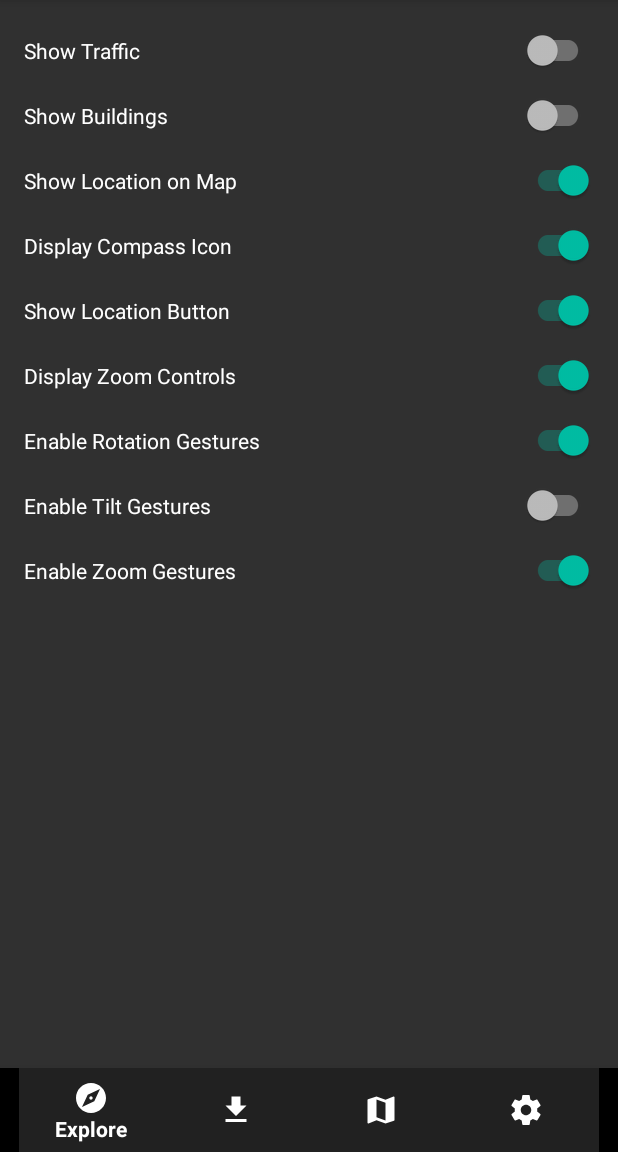
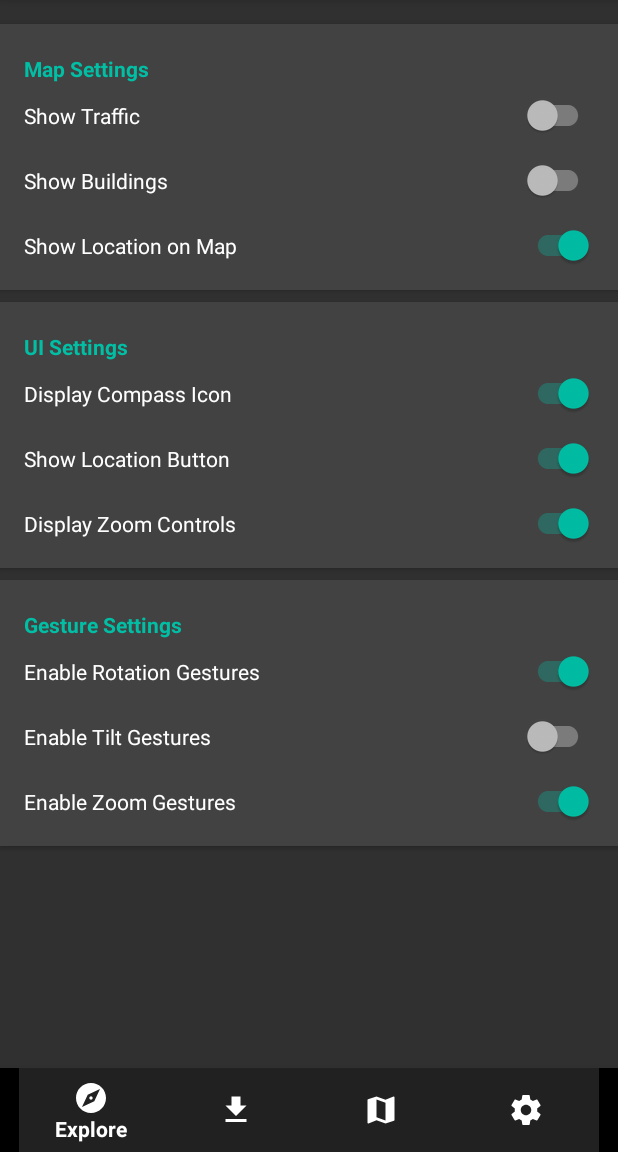
Before and after one commit to TheAndroidMaster/TrailMapper, an Android app: the screen it shows after launch (MainActivity), item 4 of the bottom bar chosen, on a phone screen of 412 x 824 dp, the part 84-1236 px from its top. Run offline under Robolectric (Android 15) with nearby library versions, the phone set to English and light mode, and no system bars; our stand-ins replace ButterKnife, data binding.

Commit message:
redesigned settings menu

```diff
--- a/app/src/main/res/layout/fragment_settings.xml
+++ b/app/src/main/res/layout/fragment_settings.xml
@@ -1,5 +1,6 @@
 <?xml version="1.0" encoding="utf-8"?>
-<layout xmlns:android="http://schemas.android.com/apk/res/android">
+<layout xmlns:android="http://schemas.android.com/apk/res/android"
+    xmlns:app="http://schemas.android.com/apk/res-auto">
 
     <data>
 
@@ -18,87 +19,174 @@
         android:layout_height="match_parent"
         android:clipToPadding="false"
         android:paddingBottom="12dp"
-        android:paddingLeft="4dp"
-        android:paddingRight="4dp"
         android:paddingTop="12dp">
 
         <LinearLayout
-            android:id="@+id/layout"
             android:layout_width="match_parent"
             android:layout_height="wrap_content"
             android:orientation="vertical">
 
-            <android.support.v7.widget.SwitchCompat
+            <android.support.v7.widget.CardView
                 android:layout_width="match_parent"
                 android:layout_height="wrap_content"
-                android:text="@string/setting_traffic"
-                android:checked="@{trailMapper.isTrafficEnabled()}"
-                android:onClick="@{(view) -> trailMapper.setTrafficEnabled(TrailMapper.castToSwitch(view).isChecked())}"
-                android:padding="12dp" />
+                android:layout_marginBottom="4dp"
+                android:layout_marginTop="4dp"
+                app:cardCornerRadius="0dp">
+
+                <LinearLayout
+                    android:layout_width="match_parent"
+                    android:layout_height="wrap_content"
+                    android:orientation="vertical"
+                    android:paddingBottom="8dp"
+                    android:paddingLeft="4dp"
+                    android:paddingRight="4dp"
+                    android:paddingTop="8dp">
+
+                    <TextView
+                        android:layout_width="wrap_content"
+                        android:layout_height="wrap_content"
+                        android:paddingLeft="12dp"
+                        android:paddingRight="12dp"
+                        android:paddingTop="12dp"
+                        android:text="@string/title_map_settings"
+                        android:textColor="@color/colorAccent"
+                        android:textStyle="bold" />
 
                     <android.support.v7.widget.SwitchCompat
                         android:layout_width="match_parent"
                         android:layout_height="wrap_content"
-                android:text="@string/setting_buildings"
-                android:checked="@{trailMapper.isBuildingsEnabled()}"
-                android:onClick="@{(view) -> trailMapper.setBuildingsEnabled(TrailMapper.castToSwitch(view).isChecked())}"
-                android:padding="12dp" />
+                        android:checked="@{trailMapper.isTrafficEnabled()}"
+                        android:onClick="@{(view) -> trailMapper.setTrafficEnabled(TrailMapper.castToSwitch(view).isChecked())}"
+                        android:padding="12dp"
+                        android:text="@string/setting_traffic" />
 
                     <android.support.v7.widget.SwitchCompat
                         android:layout_width="match_parent"
                         android:layout_height="wrap_content"
-                android:text="@string/setting_location"
-                android:checked="@{trailMapper.isLocationEnabled()}"
-                android:onClick="@{(view) -> trailMapper.setLocationEnabled(TrailMapper.castToSwitch(view).isChecked())}"
-                android:padding="12dp" />
+                        android:checked="@{trailMapper.isBuildingsEnabled()}"
+                        android:onClick="@{(view) -> trailMapper.setBuildingsEnabled(TrailMapper.castToSwitch(view).isChecked())}"
+                        android:padding="12dp"
+                        android:text="@string/setting_buildings" />
 
                     <android.support.v7.widget.SwitchCompat
                         android:layout_width="match_parent"
                         android:layout_height="wrap_content"
-                android:text="@string/setting_compass"
-                android:checked="@{trailMapper.isCompassEnabled()}"
-                android:onClick="@{(view) -> trailMapper.setCompassEnabled(TrailMapper.castToSwitch(view).isChecked())}"
-                android:padding="12dp" />
+                        android:checked="@{trailMapper.isLocationEnabled()}"
+                        android:onClick="@{(view) -> trailMapper.setLocationEnabled(TrailMapper.castToSwitch(view).isChecked())}"
+                        android:padding="12dp"
+                        android:text="@string/setting_location" />
+
+                </LinearLayout>
+
+            </android.support.v7.widget.CardView>
+
+            <android.support.v7.widget.CardView
+                android:layout_width="match_parent"
+                android:layout_height="wrap_content"
+                android:layout_marginBottom="4dp"
+                android:layout_marginTop="4dp"
+                app:cardCornerRadius="0dp">
+
+                <LinearLayout
+                    android:layout_width="match_parent"
+                    android:layout_height="wrap_content"
+                    android:orientation="vertical"
+                    android:paddingBottom="8dp"
+                    android:paddingLeft="4dp"
+                    android:paddingRight="4dp"
+                    android:paddingTop="8dp">
+
+                    <TextView
+                        android:layout_width="wrap_content"
+                        android:layout_height="wrap_content"
+                        android:paddingLeft="12dp"
+                        android:paddingRight="12dp"
+                        android:paddingTop="12dp"
+                        android:text="@string/title_ui_settings"
+                        android:textColor="@color/colorAccent"
+                        android:textStyle="bold" />
 
                     <android.support.v7.widget.SwitchCompat
                         android:layout_width="match_parent"
                         android:layout_height="wrap_content"
-                android:text="@string/setting_location_button"
-                android:checked="@{trailMapper.isLocationButtonEnabled()}"
-                android:onClick="@{(view) -> trailMapper.setLocationButtonEnabled(TrailMapper.castToSwitch(view).isChecked())}"
-                android:padding="12dp" />
+                        android:checked="@{trailMapper.isCompassEnabled()}"
+                        android:onClick="@{(view) -> trailMapper.setCompassEnabled(TrailMapper.castToSwitch(view).isChecked())}"
+                        android:padding="12dp"
+                        android:text="@string/setting_compass" />
 
                     <android.support.v7.widget.SwitchCompat
                         android:layout_width="match_parent"
                         android:layout_height="wrap_content"
-                android:text="@string/setting_zoom_controls"
-                android:checked="@{trailMapper.isZoomControlsEnabled()}"
-                android:onClick="@{(view) -> trailMapper.setZoomControlsEnabled(TrailMapper.castToSwitch(view).isChecked())}"
-                android:padding="12dp" />
+                        android:checked="@{trailMapper.isLocationButtonEnabled()}"
+                        android:onClick="@{(view) -> trailMapper.setLocationButtonEnabled(TrailMapper.castToSwitch(view).isChecked())}"
+                        android:padding="12dp"
+                        android:text="@string/setting_location_button" />
 
                     <android.support.v7.widget.SwitchCompat
                         android:layout_width="match_parent"
                         android:layout_height="wrap_content"
-                android:text="@string/setting_rotation_gestures"
-                android:checked="@{trailMapper.isRotateGestureEnabled()}"
-                android:onClick="@{(view) -> trailMapper.setRotateGestureEnabled(TrailMapper.castToSwitch(view).isChecked())}"
-                android:padding="12dp" />
+                        android:checked="@{trailMapper.isZoomControlsEnabled()}"
+                        android:onClick="@{(view) -> trailMapper.setZoomControlsEnabled(TrailMapper.castToSwitch(view).isChecked())}"
+                        android:padding="12dp"
+                        android:text="@string/setting_zoom_controls" />
+
+                </LinearLayout>
+
+            </android.support.v7.widget.CardView>
+
+            <android.support.v7.widget.CardView
+                android:layout_width="match_parent"
+                android:layout_height="wrap_content"
+                android:layout_marginBottom="4dp"
+                android:layout_marginTop="4dp"
+                app:cardCornerRadius="0dp">
+
+                <LinearLayout
+                    android:layout_width="match_parent"
+                    android:layout_height="wrap_content"
+                    android:orientation="vertical"
+                    android:paddingBottom="8dp"
+                    android:paddingLeft="4dp"
+                    android:paddingRight="4dp"
+                    android:paddingTop="8dp">
+
+                    <TextView
+                        android:layout_width="wrap_content"
+                        android:layout_height="wrap_content"
+                        android:paddingLeft="12dp"
+                        android:paddingRight="12dp"
+                        android:paddingTop="12dp"
+                        android:text="@string/title_gesture_settings"
+                        android:textColor="@color/colorAccent"
+                        android:textStyle="bold" />
 
                     <android.support.v7.widget.SwitchCompat
                         android:layout_width="match_parent"
                         android:layout_height="wrap_content"
-                android:text="@string/setting_tilt_gestures"
-                android:checked="@{trailMapper.isTiltGestureEnabled()}"
-                android:onClick="@{(view) -> trailMapper.setTiltGestureEnabled(TrailMapper.castToSwitch(view).isChecked())}"
-                android:padding="12dp" />
+                        android:checked="@{trailMapper.isRotateGestureEnabled()}"
+                        android:onClick="@{(view) -> trailMapper.setRotateGestureEnabled(TrailMapper.castToSwitch(view).isChecked())}"
+                        android:padding="12dp"
+                        android:text="@string/setting_rotation_gestures" />
 
                     <android.support.v7.widget.SwitchCompat
                         android:layout_width="match_parent"
                         android:layout_height="wrap_content"
-                android:text="@string/setting_zoom_gestures"
+                        android:checked="@{trailMapper.isTiltGestureEnabled()}"
+                        android:onClick="@{(view) -> trailMapper.setTiltGestureEnabled(TrailMapper.castToSwitch(view).isChecked())}"
+                        android:padding="12dp"
+                        android:text="@string/setting_tilt_gestures" />
+
+                    <android.support.v7.widget.SwitchCompat
+                        android:layout_width="match_parent"
+                        android:layout_height="wrap_content"
                         android:checked="@{trailMapper.isZoomGestureEnabled()}"
                         android:onClick="@{(view) -> trailMapper.setZoomGestureEnabled(TrailMapper.castToSwitch(view).isChecked())}"
-                android:padding="12dp" />
+                        android:padding="12dp"
+                        android:text="@string/setting_zoom_gestures" />
+
+                </LinearLayout>
+
+            </android.support.v7.widget.CardView>
 
         </LinearLayout>
 
--- a/app/src/main/res/values/strings.xml
+++ b/app/src/main/res/values/strings.xml
@@ -1,18 +1,25 @@
 <resources>
     <string name="app_name">Trail Mapper</string>
+
+    <string name="title">Title</string>
     <string name="title_map">Map</string>
     <string name="title_explore">Explore</string>
     <string name="title_settings">Settings</string>
     <string name="title_activity_maps">Map</string>
+    <string name="title_map_settings">Map Settings</string>
+    <string name="title_ui_settings">UI Settings</string>
+    <string name="title_gesture_settings">Gesture Settings</string>
+    <string name="title_offline">Offline</string>
+    <string name="title_downloading">Downloading…</string>
+
     <string name="prompt_click">Click to view…</string>
     <string name="msg_getting_location">Searching for location…</string>
-    <string name="title">Title</string>
+
     <string name="action_view">View</string>
     <string name="action_get_directions">Get Directions</string>
     <string name="action_save">Save Offline</string>
     <string name="action_delete">Remove</string>
-    <string name="title_offline">Offline</string>
-    <string name="title_downloading">Downloading…</string>
+
     <string name="setting_traffic">Show Traffic</string>
     <string name="setting_buildings">Show Buildings</string>
     <string name="setting_location">Show Location on Map</string>
```
Lines whose indentation alone changed are shown as unchanged.
